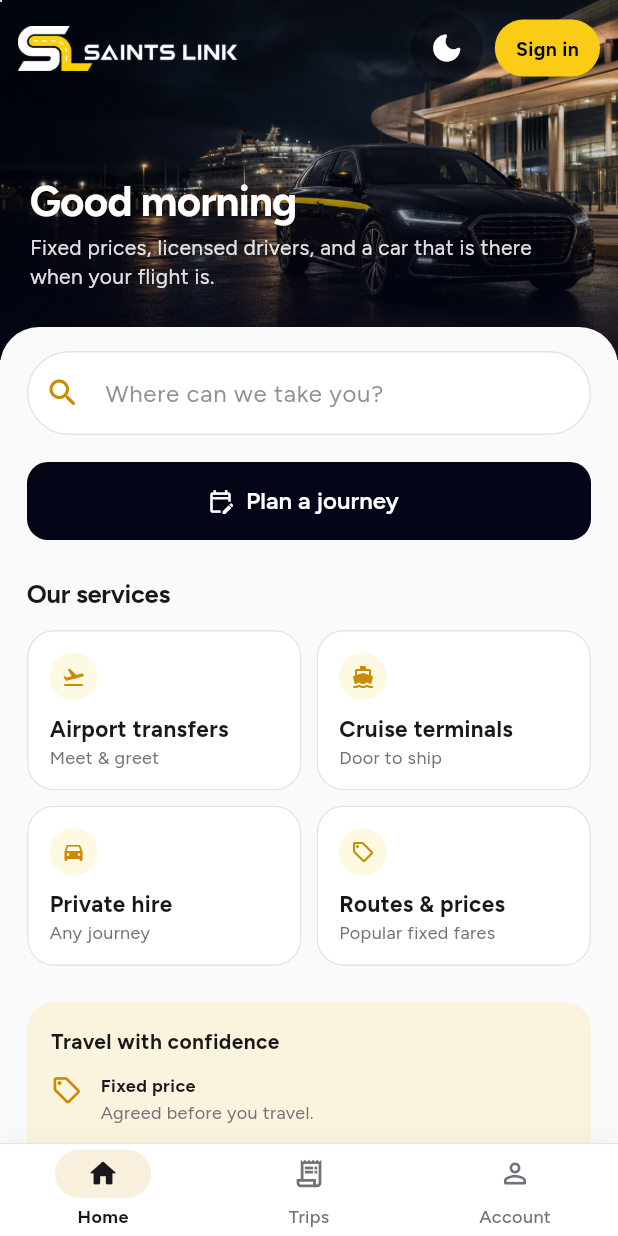
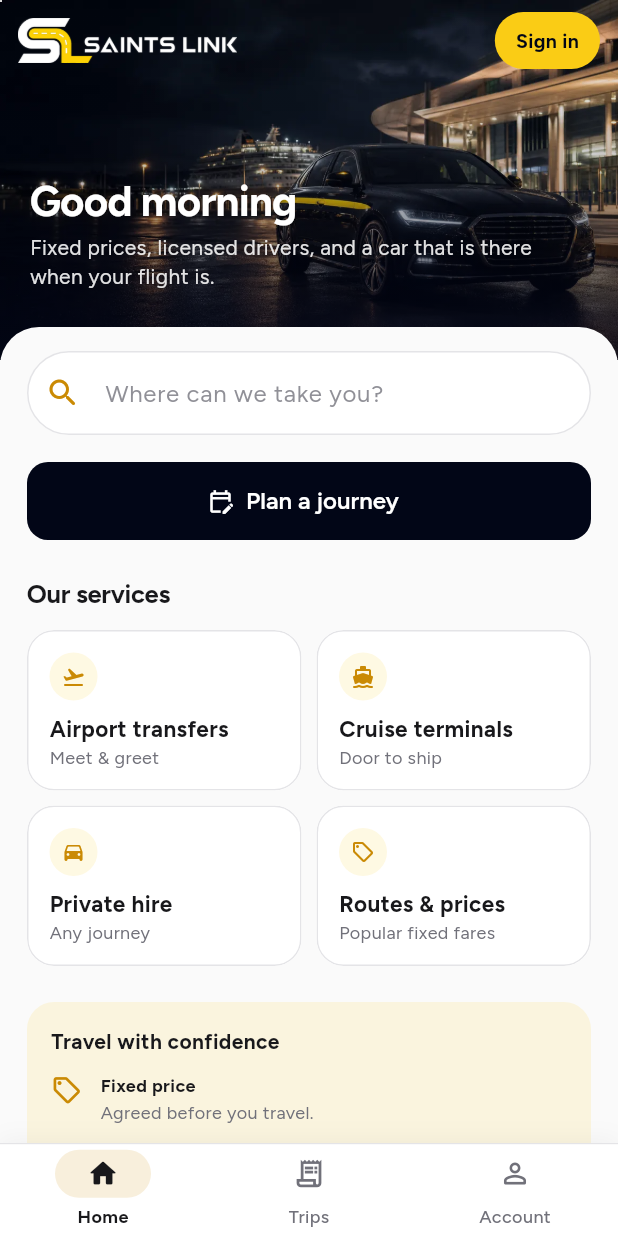
Before and after one commit to amirkhayam01/saintlink-flutter, a Flutter app: the screen it shows after launch, on a phone screen of 412 x 824 dp. Run offline on Flutter 3.47's test engine with Material 3 defaults, Android fonts, the phone set to English and light mode, and no system bars; drawn by our look-alikes of google_maps_flutter; our stand-ins replace dio, flutter_riverpod, flutter_secure_storage, freezed_annotation, geolocator, go_router and 1 more; missing offline and left inert: flutter_stripe; network calls fail.

Commit message:
home: drop the theme toggle; the account screen has it
Co-Authored-By: Claude Opus 5 <noreply@anthropic.com>

```diff
--- a/lib/src/features/home/home_screen.dart
+++ b/lib/src/features/home/home_screen.dart
@@ -3,7 +3,6 @@ import 'package:flutter_riverpod/flutter_riverpod.dart';
 import 'package:go_router/go_router.dart';
 
 import '../../core/theme.dart';
-import '../../core/theme_controller.dart';
 import '../../domain/place.dart';
 import '../../widgets/hero_banner.dart';
 import '../auth/auth_controller.dart';
@@ -43,7 +42,6 @@ class HomeScreen extends ConsumerWidget {
     final auth = ref.watch(authControllerProvider);
     final bookingController = ref.read(bookingFlowProvider.notifier);
     final firstName = auth.customer?.firstName;
-    final isDark = Theme.of(context).brightness == Brightness.dark;
 
     void presetAndBook(JourneyDraft Function(JourneyDraft) update) {
       bookingController.reset();
@@ -89,15 +87,6 @@ class HomeScreen extends ConsumerWidget {
                     height: 30,
                   ),
                   actions: [
-                    HeroIconButton(
-                      icon: isDark
-                          ? Icons.light_mode_rounded
-                          : Icons.dark_mode_rounded,
-                      semanticLabel: 'Switch theme',
-                      onPressed: () =>
-                          ref.read(themeModeProvider.notifier).toggleTheme(),
-                    ),
-                    const SizedBox(width: 8),
                     HomeAccountChip(
                       auth: auth,
                       onProfile: () => context.go('/profile'),
```
Also changed, not shown: 1 other file.
